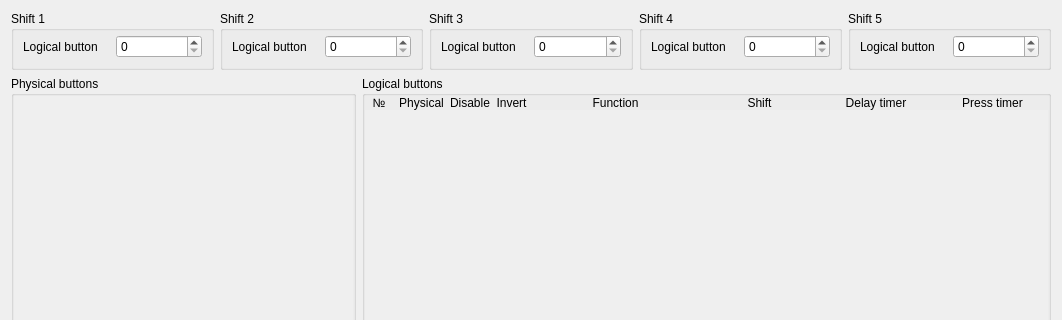
Qt form widgets/buttonconfig.ui (FreeJoy-Team/FreeJoyConfiguratorQt) before a commit; both pictures show x 0 to 1062 and y 0 to 320 of the 1062 by 640 pixel window.
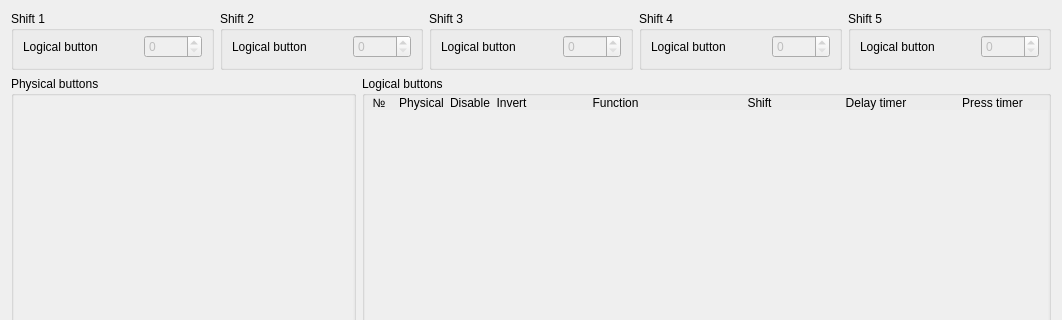
The same form after that commit.

The edit to the form file:
```diff
--- a/widgets/buttonconfig.ui
+++ b/widgets/buttonconfig.ui
@@ -30,7 +30,7 @@
        <property name="title">
         <string>Shift 1</string>
        </property>
-       <layout class="QHBoxLayout" name="horizontalLayout_3">
+       <layout class="QHBoxLayout" name="horizontalLayout_3" stretch="2,1">
         <property name="topMargin">
          <number>4</number>
         </property>
@@ -43,6 +43,9 @@
         </item>
         <item>
          <widget class="QSpinBox" name="spinBox_Shift1">
+          <property name="enabled">
+           <bool>false</bool>
+          </property>
           <property name="maximum">
            <number>128</number>
           </property>
@@ -56,7 +59,7 @@
        <property name="title">
         <string>Shift 2</string>
        </property>
-       <layout class="QHBoxLayout" name="horizontalLayout_2">
+       <layout class="QHBoxLayout" name="horizontalLayout_2" stretch="2,1">
         <property name="topMargin">
          <number>4</number>
         </property>
@@ -69,6 +72,9 @@
         </item>
         <item>
          <widget class="QSpinBox" name="spinBox_Shift2">
+          <property name="enabled">
+           <bool>false</bool>
+          </property>
           <property name="maximum">
            <number>128</number>
           </property>
@@ -82,7 +88,7 @@
        <property name="title">
         <string>Shift 3</string>
        </property>
-       <layout class="QHBoxLayout" name="horizontalLayout_4">
+       <layout class="QHBoxLayout" name="horizontalLayout_4" stretch="2,1">
         <property name="topMargin">
          <number>4</number>
         </property>
@@ -95,6 +101,9 @@
         </item>
         <item>
          <widget class="QSpinBox" name="spinBox_Shift3">
+          <property name="enabled">
+           <bool>false</bool>
+          </property>
           <property name="maximum">
            <number>128</number>
           </property>
@@ -108,7 +117,7 @@
        <property name="title">
         <string>Shift 4</string>
        </property>
-       <layout class="QHBoxLayout" name="horizontalLayout_5">
+       <layout class="QHBoxLayout" name="horizontalLayout_5" stretch="2,1">
         <property name="topMargin">
          <number>4</number>
         </property>
@@ -121,6 +130,9 @@
         </item>
         <item>
          <widget class="QSpinBox" name="spinBox_Shift4">
+          <property name="enabled">
+           <bool>false</bool>
+          </property>
           <property name="maximum">
            <number>128</number>
           </property>
@@ -134,7 +146,7 @@
        <property name="title">
         <string>Shift 5</string>
        </property>
-       <layout class="QHBoxLayout" name="horizontalLayout_6">
+       <layout class="QHBoxLayout" name="horizontalLayout_6" stretch="2,1">
         <property name="topMargin">
          <number>4</number>
         </property>
@@ -147,6 +159,9 @@
         </item>
         <item>
          <widget class="QSpinBox" name="spinBox_Shift5">
+          <property name="enabled">
+           <bool>false</bool>
+          </property>
           <property name="maximum">
            <number>128</number>
           </property>
```
